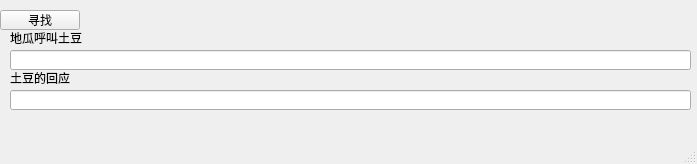
Above: testUdpSender/mainwindow.ui from hongzhuxuke/DesktopSharingByUDP before the change. Below: the same form after it.
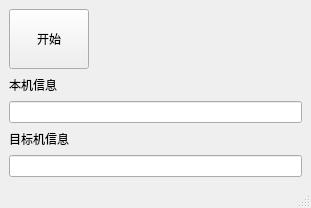
That is the form after the change.

Patch:
```diff
--- a/testUdpSender/mainwindow.ui
+++ b/testUdpSender/mainwindow.ui
@@ -6,73 +6,66 @@
    <rect>
     <x>0</x>
     <y>0</y>
-    <width>697</width>
-    <height>164</height>
+    <width>311</width>
+    <height>208</height>
    </rect>
   </property>
   <property name="windowTitle">
    <string>MainWindow</string>
   </property>
   <widget class="QWidget" name="centralwidget">
-   <widget class="QLabel" name="label">
-    <property name="geometry">
-     <rect>
-      <x>10</x>
-      <y>30</y>
-      <width>141</width>
-      <height>16</height>
-     </rect>
-    </property>
-    <property name="text">
-     <string>地瓜呼叫土豆</string>
-    </property>
-   </widget>
-   <widget class="QLineEdit" name="ledtMgs">
-    <property name="geometry">
-     <rect>
-      <x>10</x>
-      <y>50</y>
-      <width>681</width>
-      <height>20</height>
-     </rect>
-    </property>
-   </widget>
+   <layout class="QVBoxLayout" name="verticalLayout">
+    <item>
+     <layout class="QHBoxLayout" name="horizontalLayout">
+      <item>
    <widget class="QPushButton" name="btn">
-    <property name="geometry">
-     <rect>
-      <x>0</x>
-      <y>10</y>
+        <property name="minimumSize">
+         <size>
       <width>80</width>
-      <height>20</height>
-     </rect>
+          <height>60</height>
+         </size>
     </property>
     <property name="text">
-     <string>寻找</string>
-    </property>
-   </widget>
-   <widget class="QLineEdit" name="lineEdit">
-    <property name="geometry">
-     <rect>
-      <x>10</x>
-      <y>90</y>
-      <width>681</width>
+         <string>开始</string>
+        </property>
+       </widget>
+      </item>
+      <item>
+       <spacer name="horizontalSpacer">
+        <property name="orientation">
+         <enum>Qt::Horizontal</enum>
+        </property>
+        <property name="sizeHint" stdset="0">
+         <size>
+          <width>40</width>
       <height>20</height>
-     </rect>
-    </property>
-   </widget>
+         </size>
+        </property>
+       </spacer>
+      </item>
+     </layout>
+    </item>
+    <item>
+     <widget class="QLabel" name="label">
+      <property name="text">
+       <string>本机信息</string>
+      </property>
+     </widget>
+    </item>
+    <item>
+     <widget class="QLineEdit" name="ledtMgs"/>
+    </item>
+    <item>
    <widget class="QLabel" name="label_2">
-    <property name="geometry">
-     <rect>
-      <x>10</x>
-      <y>70</y>
-      <width>121</width>
-      <height>16</height>
-     </rect>
-    </property>
     <property name="text">
-     <string>土豆的回应</string>
-    </property>
-   </widget>
+       <string>目标机信息</string>
+      </property>
+     </widget>
+    </item>
+    <item>
+     <widget class="QLineEdit" name="lineEdit"/>
+    </item>
+   </layout>
   </widget>
   <widget class="QMenuBar" name="menubar">
    <property name="geometry">
```
Left out of the diff: 2 changed lines with no effect on the pictures. Lines whose indentation alone changed are shown as unchanged.
